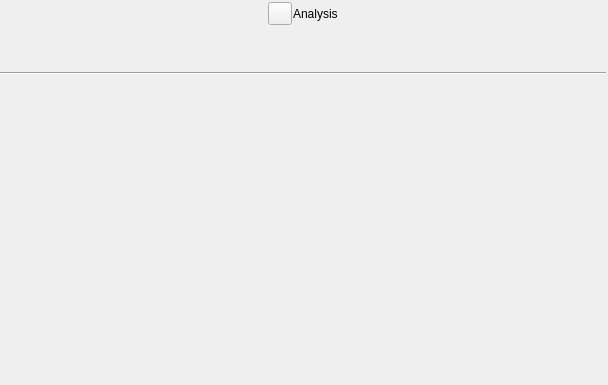
First picture: the form in ui/reports_view.ui, repository zkovari/plotlyst, before the edit.
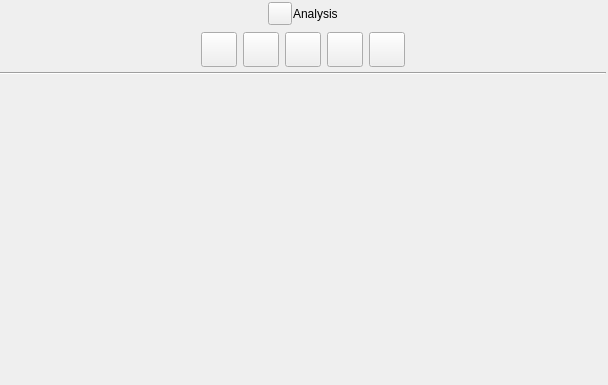
Second picture: the form after the edit.

Commit message: Extract analysis top selector button style

Patch:
```diff
--- a/ui/reports_view.ui
+++ b/ui/reports_view.ui
@@ -70,19 +70,7 @@
    <item>
     <widget class="QWidget" name="widget_2" native="true">
      <property name="styleSheet">
-      <string notr="true">QToolButton {
-	border-radius: 17px;
-	border: 1px hidden lightgrey;
-	padding: 2px;
-}
-
-QToolButton:hover {
-	background: lightgrey;
-}
-
-QToolButton:checked {
-	background: #D4B8E0;
-}</string>
+      <string notr="true"/>
      </property>
      <layout class="QHBoxLayout" name="horizontalLayout_4">
       <property name="leftMargin">
```
The commit also changes 2 other files.
